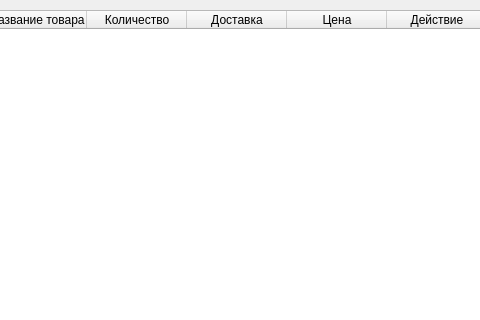
Before: the Qt Designer form menubasket.ui in diduk228/Orders, drawn with Qt 5; both pictures show x 124 to 604 and y 0 to 320 of the 914 by 704 pixel window.
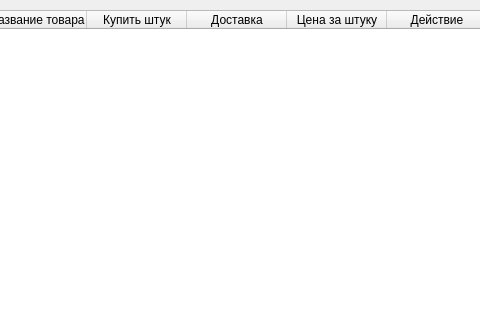
After: the same form once the commit is applied.

Commit message: Исправил логическую ошибку, и теперь заказы отправляются в базу

What changed in the file:
```diff
--- a/menubasket.ui
+++ b/menubasket.ui
@@ -35,7 +35,7 @@
     </column>
     <column>
      <property name="text">
-      <string>Количество</string>
+      <string>Купить штук</string>
      </property>
     </column>
     <column>
@@ -45,7 +45,7 @@
     </column>
     <column>
      <property name="text">
-      <string>Цена</string>
+      <string>Цена за штуку</string>
      </property>
     </column>
     <column>
```
The commit also changes 1 other file.
